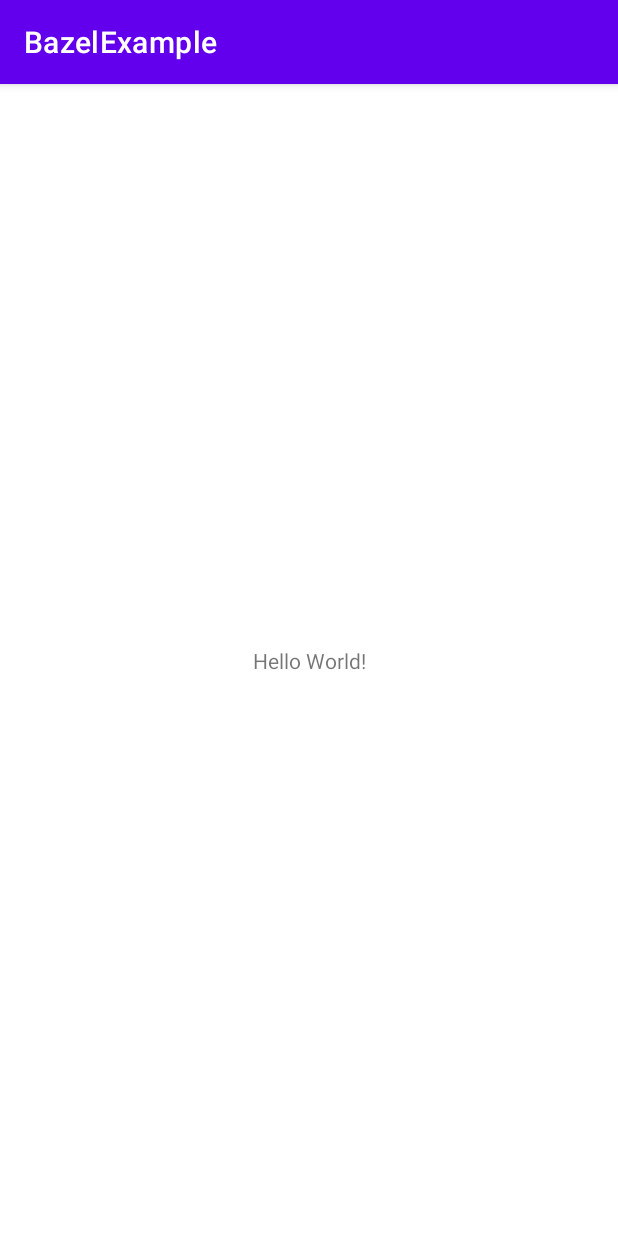
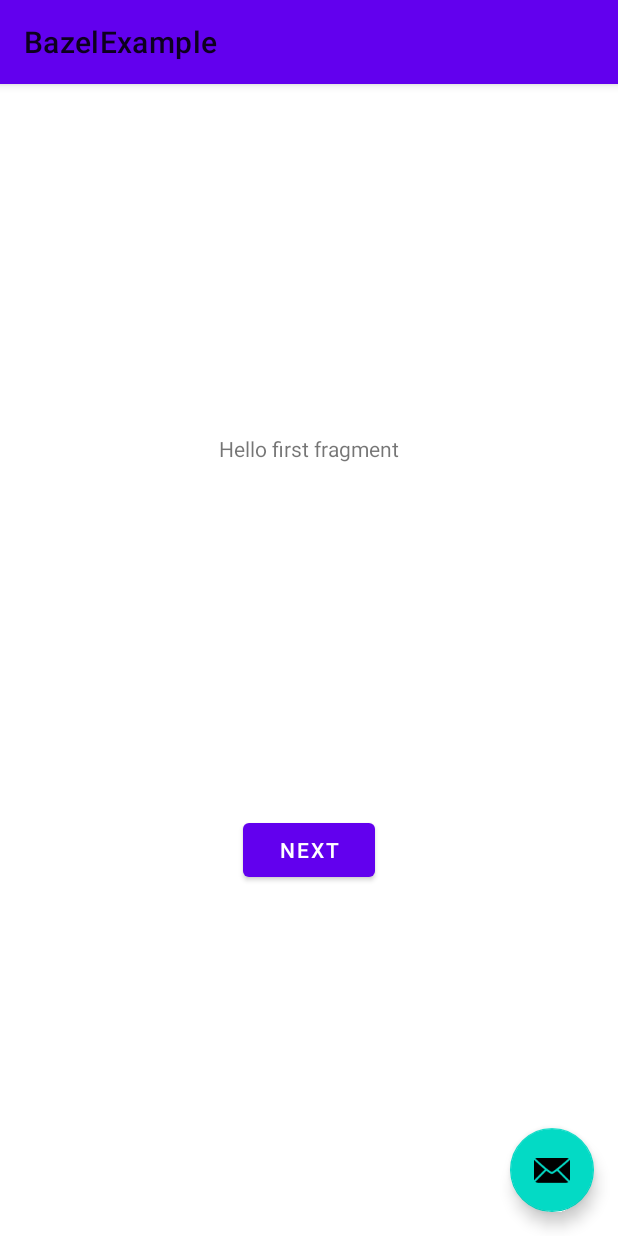
Before and after one commit to beigirad/bazel-android-example, an Android app: the screen it shows after launch (MainActivity), on a phone screen of 412 x 824 dp. Run offline under Robolectric (Android 15) with nearby library versions, the phone set to English and light mode, and no system bars.

Commit message:
✨ add kotlin fragments

```diff
--- a/app/build.gradle
+++ b/app/build.gradle
@@ -1,5 +1,6 @@
 plugins {
     id 'com.android.application'
+    id 'kotlin-android'
 }
 
 android {
@@ -24,10 +25,14 @@ android {
         sourceCompatibility JavaVersion.VERSION_1_8
         targetCompatibility JavaVersion.VERSION_1_8
     }
+    kotlinOptions {
+        jvmTarget = '1.8'
+    }
 }
 
 dependencies {
     implementation 'androidx.appcompat:appcompat:1.2.0'
     implementation 'com.google.android.material:material:1.3.0'
     implementation 'androidx.constraintlayout:constraintlayout:2.0.4'
+    implementation 'androidx.navigation:navigation-fragment-ktx:2.3.3'
 }
--- /dev/null
+++ b/app/src/main/java/ir/beigirad/bazelexample/FirstFragment.kt
@@ -0,0 +1,31 @@
+package ir.beigirad.bazelexample
+
+import android.os.Bundle
+import androidx.fragment.app.Fragment
+import android.view.LayoutInflater
+import android.view.View
+import android.view.ViewGroup
+import android.widget.Button
+import androidx.navigation.fragment.findNavController
+
+/**
+ * A simple [Fragment] subclass as the default destination in the navigation.
+ */
+class FirstFragment : Fragment() {
+
+    override fun onCreateView(
+        inflater: LayoutInflater, container: ViewGroup?,
+        savedInstanceState: Bundle?
+    ): View? {
+        // Inflate the layout for this fragment
+        return inflater.inflate(R.layout.fragment_first, container, false)
+    }
+
+    override fun onViewCreated(view: View, savedInstanceState: Bundle?) {
+        super.onViewCreated(view, savedInstanceState)
+
+        view.findViewById<Button>(R.id.button_first).setOnClickListener {
+            findNavController().navigate(R.id.action_FirstFragment_to_SecondFragment)
+        }
+    }
+}
--- a/app/src/main/java/ir/beigirad/bazelexample/MainActivity.java
+++ b/app/src/main/java/ir/beigirad/bazelexample/MainActivity.java
@@ -1,8 +1,10 @@
 package ir.beigirad.bazelexample;
+
+import android.os.Bundle;
 
 import androidx.appcompat.app.AppCompatActivity;
 
-import android.os.Bundle;
+import com.google.android.material.snackbar.Snackbar;
 
 public class MainActivity extends AppCompatActivity {
 
@@ -10,5 +12,11 @@ public class MainActivity extends AppCompatActivity {
     protected void onCreate(Bundle savedInstanceState) {
         super.onCreate(savedInstanceState);
         setContentView(R.layout.activity_main);
+        setSupportActionBar(findViewById(R.id.toolbar));
+
+        findViewById(R.id.fab).setOnClickListener(view -> {
+            Snackbar.make(view, "Replace with your own action", Snackbar.LENGTH_LONG)
+                    .setAction("Action", null).show();
+        });
     }
 }
--- a/app/src/main/res/layout/activity_main.xml
+++ b/app/src/main/res/layout/activity_main.xml
@@ -1,18 +1,30 @@
 <?xml version="1.0" encoding="utf-8"?>
-<androidx.constraintlayout.widget.ConstraintLayout xmlns:android="http://schemas.android.com/apk/res/android"
+<androidx.coordinatorlayout.widget.CoordinatorLayout xmlns:android="http://schemas.android.com/apk/res/android"
     xmlns:app="http://schemas.android.com/apk/res-auto"
     xmlns:tools="http://schemas.android.com/tools"
     android:layout_width="match_parent"
-    android:layout_height="match_parent"
-    tools:context=".MainActivity">
+    android:layout_height="match_parent">
 
-    <TextView
+    <com.google.android.material.appbar.AppBarLayout
+        android:layout_width="match_parent"
+        android:layout_height="wrap_content">
+
+        <androidx.appcompat.widget.Toolbar
+            android:id="@+id/toolbar"
+            android:layout_width="match_parent"
+            android:layout_height="?attr/actionBarSize"
+            android:background="?attr/colorPrimary" />
+
+    </com.google.android.material.appbar.AppBarLayout>
+
+    <include layout="@layout/content_main" />
+
+    <com.google.android.material.floatingactionbutton.FloatingActionButton
+        android:id="@+id/fab"
         android:layout_width="wrap_content"
         android:layout_height="wrap_content"
-        android:text="Hello World!"
-        app:layout_constraintBottom_toBottomOf="parent"
-        app:layout_constraintLeft_toLeftOf="parent"
-        app:layout_constraintRight_toRightOf="parent"
-        app:layout_constraintTop_toTopOf="parent" />
+        android:layout_gravity="bottom|end"
+        android:layout_margin="16dp"
+        app:srcCompat="@android:drawable/ic_dialog_email" />
 
-</androidx.constraintlayout.widget.ConstraintLayout>
+</androidx.coordinatorlayout.widget.CoordinatorLayout>
--- /dev/null
+++ b/app/src/main/res/layout/content_main.xml
@@ -0,0 +1,19 @@
+<?xml version="1.0" encoding="utf-8"?>
+<androidx.constraintlayout.widget.ConstraintLayout xmlns:android="http://schemas.android.com/apk/res/android"
+    xmlns:app="http://schemas.android.com/apk/res-auto"
+    android:layout_width="match_parent"
+    android:layout_height="match_parent"
+    app:layout_behavior="@string/appbar_scrolling_view_behavior">
+
+    <fragment
+        android:id="@+id/nav_host_fragment"
+        android:name="androidx.navigation.fragment.NavHostFragment"
+        android:layout_width="0dp"
+        android:layout_height="0dp"
+        app:defaultNavHost="true"
+        app:layout_constraintBottom_toBottomOf="parent"
+        app:layout_constraintLeft_toLeftOf="parent"
+        app:layout_constraintRight_toRightOf="parent"
+        app:layout_constraintTop_toTopOf="parent"
+        app:navGraph="@navigation/nav_graph" />
+</androidx.constraintlayout.widget.ConstraintLayout>
--- /dev/null
+++ b/app/src/main/res/layout/fragment_first.xml
@@ -0,0 +1,28 @@
+<?xml version="1.0" encoding="utf-8"?>
+<androidx.constraintlayout.widget.ConstraintLayout xmlns:android="http://schemas.android.com/apk/res/android"
+    xmlns:app="http://schemas.android.com/apk/res-auto"
+    xmlns:tools="http://schemas.android.com/tools"
+    android:layout_width="match_parent"
+    android:layout_height="match_parent"
+    tools:context=".FirstFragment">
+
+    <TextView
+        android:id="@+id/textview_first"
+        android:layout_width="wrap_content"
+        android:layout_height="wrap_content"
+        android:text="@string/hello_first_fragment"
+        app:layout_constraintBottom_toTopOf="@id/button_first"
+        app:layout_constraintEnd_toEndOf="parent"
+        app:layout_constraintStart_toStartOf="parent"
+        app:layout_constraintTop_toTopOf="parent" />
+
+    <Button
+        android:id="@+id/button_first"
+        android:layout_width="wrap_content"
+        android:layout_height="wrap_content"
+        android:text="@string/next"
+        app:layout_constraintBottom_toBottomOf="parent"
+        app:layout_constraintEnd_toEndOf="parent"
+        app:layout_constraintStart_toStartOf="parent"
+        app:layout_constraintTop_toBottomOf="@id/textview_first" />
+</androidx.constraintlayout.widget.ConstraintLayout>
--- /dev/null
+++ b/app/src/main/res/navigation/nav_graph.xml
@@ -0,0 +1,28 @@
+<?xml version="1.0" encoding="utf-8"?>
+<navigation xmlns:android="http://schemas.android.com/apk/res/android"
+    xmlns:app="http://schemas.android.com/apk/res-auto"
+    xmlns:tools="http://schemas.android.com/tools"
+    android:id="@+id/nav_graph"
+    app:startDestination="@id/FirstFragment">
+
+    <fragment
+        android:id="@+id/FirstFragment"
+        android:name="ir.beigirad.bazelexample.FirstFragment"
+        android:label="@string/first_fragment_label"
+        tools:layout="@layout/fragment_first">
+
+        <action
+            android:id="@+id/action_FirstFragment_to_SecondFragment"
+            app:destination="@id/SecondFragment" />
+    </fragment>
+    <fragment
+        android:id="@+id/SecondFragment"
+        android:name="ir.beigirad.bazelexample.SecondFragment"
+        android:label="@string/second_fragment_label"
+        tools:layout="@layout/fragment_second">
+
+        <action
+            android:id="@+id/action_SecondFragment_to_FirstFragment"
+            app:destination="@id/FirstFragment" />
+    </fragment>
+</navigation>
--- a/app/src/main/res/values/strings.xml
+++ b/app/src/main/res/values/strings.xml
@@ -1,3 +1,12 @@
 <resources>
     <string name="app_name">BazelExample</string>
+    <string name="title_activity_main2">MainActivity</string>
+    <!-- Strings used for fragments for navigation -->
+    <string name="first_fragment_label">First Fragment</string>
+    <string name="second_fragment_label">Second Fragment</string>
+    <string name="next">Next</string>
+    <string name="previous">Previous</string>
+
+    <string name="hello_first_fragment">Hello first fragment</string>
+    <string name="hello_second_fragment">Hello second fragment. Arg: %1$s</string>
 </resources>
--- a/app/src/main/res/values/themes.xml
+++ b/app/src/main/res/values/themes.xml
@@ -1,6 +1,6 @@
 <resources xmlns:tools="http://schemas.android.com/tools">
     <!-- Base application theme. -->
-    <style name="Theme.BazelExample" parent="Theme.MaterialComponents.DayNight.DarkActionBar">
+    <style name="Theme.BazelExample" parent="Theme.MaterialComponents.DayNight.NoActionBar">
         <!-- Primary brand color. -->
         <item name="colorPrimary">@color/purple_500</item>
         <item name="colorPrimaryVariant">@color/purple_700</item>
--- a/build.gradle
+++ b/build.gradle
@@ -6,6 +6,7 @@ buildscript {
     }
     dependencies {
         classpath "com.android.tools.build:gradle:4.1.2"
+        classpath "org.jetbrains.kotlin:kotlin-gradle-plugin:1.4.31"
 
         // NOTE: Do not place your application dependencies here; they belong
         // in the individual module build.gradle files
```
Also changed, not shown: app/src/main/java/ir/beigirad/bazelexample/SecondFragment.kt (added, +31 -0 lines), app/src/main/res/layout/fragment_second.xml (added, +27 -0 lines).
